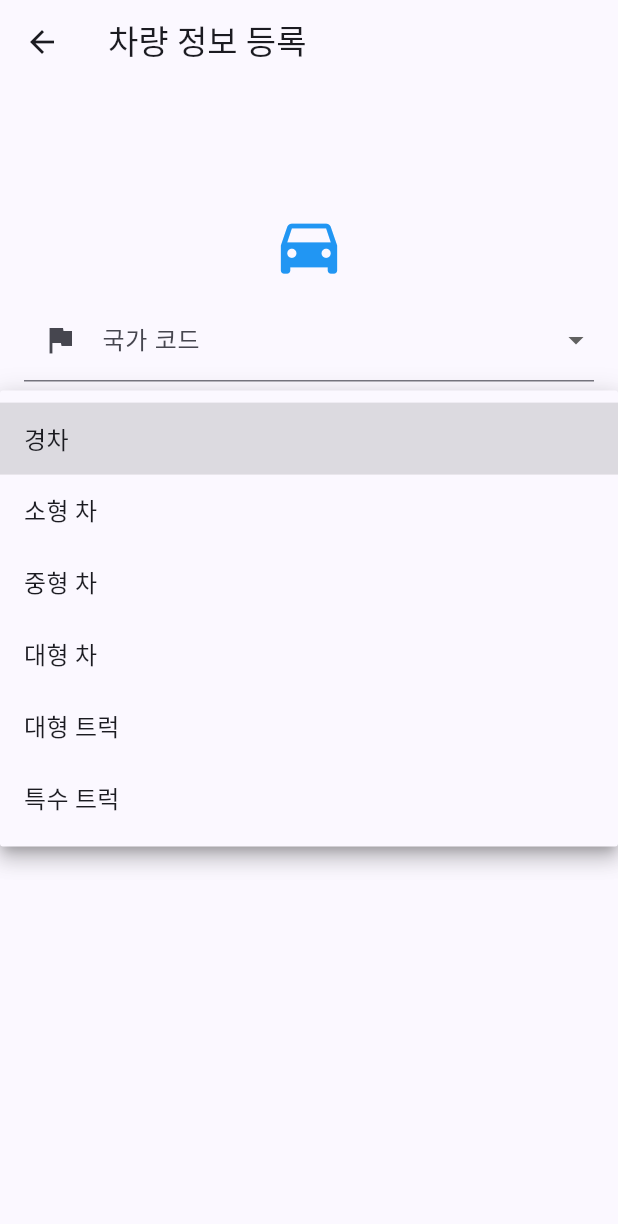
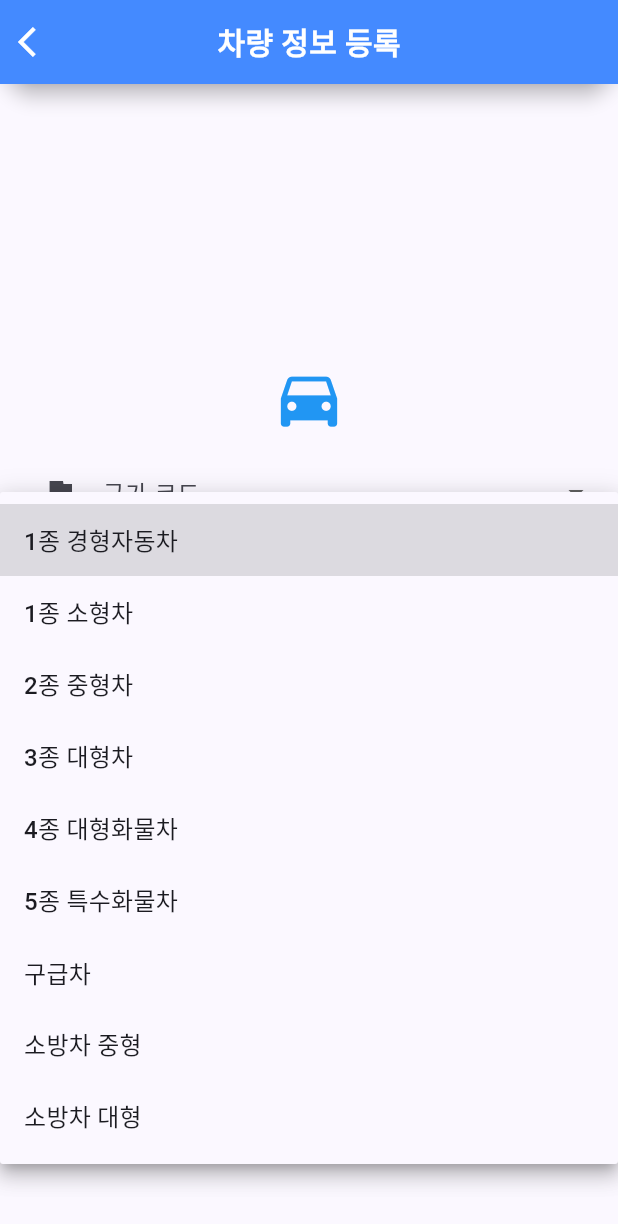
Before and after one commit to Ajou-Soft-19/service-app, a Flutter app: the RegisterVehiclePage screen opened directly, after a tap on "차량 유형", on a phone screen of 412 x 824 dp. Shown: the top 1224 px of the screen. Run offline on Flutter 3.47's test engine with Material 3 defaults, Android fonts, the phone set to English and light mode, and no system bars; our stand-ins replace flutter_compass, flutter_dotenv, flutter_secure_storage, google_maps_flutter, jwt_decoder, location and 1 more; missing offline and left inert: google_maps_webservice; accounts and stored records are empty; network calls fail; statements that could not run were skipped.

Commit message:
feat: 화면 비율 수정, 차량 아이콘 수정

```diff
--- a/am_app/lib/model/api/dto/vehicle.dart
+++ b/am_app/lib/model/api/dto/vehicle.dart
@@ -14,7 +14,7 @@ class Vehicle {
     return Vehicle(
       vehicleId: json['vehicleId'],
       licenseNumber: json['licenceNumber'],
-      vehicleType: "vehicleType",
+      vehicleType: json['vehicleType'],
       isEmergency: false,
     );
   }
--- a/am_app/lib/model/api/vehicle_api.dart
+++ b/am_app/lib/model/api/vehicle_api.dart
@@ -6,12 +6,9 @@ import 'package:am_app/model/api/dto/vehicle.dart';
 import 'package:am_app/model/api/exception/exception_message.dart';
 import 'package:am_app/model/api/token_api_utils.dart';
 import 'package:am_app/model/provider/user_provider.dart';
-import 'package:flutter_dotenv/flutter_dotenv.dart';
 import 'package:http/http.dart' as http;
 
 class VehicleApi extends TokenApiUtils {
-  final serviceServerUrl = dotenv.env['SERVICE_SERVER_URL']!;
-
   Future<List<Vehicle>> getVehicleInfo(UserProvider userProvider) async {
     await checkLoginStatus(userProvider);
     final url = Uri.parse('$serviceServerUrl/api/vehicles/all');
--- a/am_app/lib/screen/admin/monitor_api.dart
+++ b/am_app/lib/screen/admin/monitor_api.dart
@@ -49,7 +49,7 @@ class MonitorApi extends TokenApiUtils {
       UserProvider userProvider) async {
     await checkLoginStatus(userProvider);
     await checkAdminRole(userProvider);
-    final url = Uri.parse('$serviceServerUrl/api/admin/emergency/all');
+    final url = Uri.parse('$serviceServerUrl/api/admin/monit/vehicle-status/emergency/all');
 
     final response = await http
         .get(url, headers: await getHeaders(authRequired: true))
--- a/am_app/lib/screen/vehicle/register_vehicle_page.dart
+++ b/am_app/lib/screen/vehicle/register_vehicle_page.dart
@@ -1,5 +1,6 @@
 import 'package:am_app/model/api/vehicle_api.dart';
 import 'package:am_app/model/provider/user_provider.dart';
+import 'package:am_app/screen/asset/app_bar.dart';
 import 'package:am_app/screen/asset/assets.dart';
 import 'package:flutter/material.dart';
 import 'package:provider/provider.dart';
@@ -60,27 +61,39 @@ class _RegisterVehiclePageState extends State<RegisterVehiclePage> {
       items: const [
         DropdownMenuItem(
           value: 'LIGHTWEIGHT_CAR',
-          child: Text('경차'),
+          child: Text('1종 경형자동차'),
         ),
         DropdownMenuItem(
           value: 'SMALL_CAR',
-          child: Text('소형 차'),
+          child: Text('1종 소형차'),
         ),
         DropdownMenuItem(
           value: 'MEDIUM_CAR',
-          child: Text('중형 차'),
+          child: Text('2종 중형차'),
         ),
         DropdownMenuItem(
           value: 'LARGE_CAR',
-          child: Text('대형 차'),
+          child: Text('3종 대형차'),
         ),
         DropdownMenuItem(
           value: 'LARGE_TRUCK',
-          child: Text('대형 트럭'),
+          child: Text('4종 대형화물차'),
         ),
         DropdownMenuItem(
           value: 'SPECIAL_TRUCK',
-          child: Text('특수 트럭'),
+          child: Text('5종 특수화물차'),
+        ),
+        DropdownMenuItem(
+          value: 'AMBULANCE',
+          child: Text('구급차'),
+        ),
+        DropdownMenuItem(
+          value: 'FIRE_TRUCK_MEDIUM',
+          child: Text('소방차 중형'),
+        ),
+        DropdownMenuItem(
+          value: 'FIRE_TRUCK_LARGE',
+          child: Text('소방차 대형'),
         ),
       ],
       onChanged: (value) {
@@ -118,21 +131,26 @@ class _RegisterVehiclePageState extends State<RegisterVehiclePage> {
   @override
   Widget build(BuildContext context) {
     final userProvider = Provider.of<UserProvider>(context);
-    double paddingSize = MediaQuery.of(context).size.height * 0.1;
-
+    final height = MediaQuery.of(context).size.height;
     return Scaffold(
-      appBar: AppBar(
-        title: const Text('차량 정보 등록'),
+      appBar: const CustomAppBar(
+        title: '차량 정보 등록',
+        backButton: true,
       ),
-      body: Padding(
-        padding: EdgeInsets.only(top: paddingSize, left: 16.0, right: 16.0),
+      body: Center(
+        child: SingleChildScrollView(
+          child: Padding(
+            padding:
+                EdgeInsets.only(left: 16.0, right: 16.0, bottom: height * 0.1),
             child: Form(
               key: _formKey,
+              child: ConstrainedBox(
+                constraints: const BoxConstraints(maxWidth: 600),
                 child: Column(
                   mainAxisAlignment: MainAxisAlignment.start,
                   children: <Widget>[
-              const Icon(
-                Icons.directions_car,
+                    Icon(
+                      getIconBasedOnVehicleType(),
                       size: 50,
                       color: Colors.blue,
                     ),
@@ -161,8 +179,8 @@ class _RegisterVehiclePageState extends State<RegisterVehiclePage> {
                         shape: RoundedRectangleBorder(
                           borderRadius: BorderRadius.circular(10),
                         ),
-                  padding:
-                      const EdgeInsets.symmetric(horizontal: 50, vertical: 10),
+                        padding: const EdgeInsets.symmetric(
+                            horizontal: 50, vertical: 10),
                       ),
                       child: const Text(
                         '차량 등록',
@@ -173,6 +191,30 @@ class _RegisterVehiclePageState extends State<RegisterVehiclePage> {
                 ),
               ),
             ),
+          ),
+        ),
+      ),
     );
   }
+
+// 차량 타입에 따른 아이콘 반환 함수
+  IconData getIconBasedOnVehicleType() {
+    switch (_vehicleType) {
+      case "LIGHTWEIGHT_CAR":
+      case "SMALL_CAR":
+      case "MEDIUM_CAR":
+      case "LARGE_CAR":
+        return Icons.directions_car;
+      case "LARGE_TRUCK":
+      case "SPECIAL_TRUCK":
+        return Icons.directions_bus;
+      case "AMBULANCE":
+        return Icons.local_hospital;
+      case "FIRE_TRUCK_MEDIUM":
+      case "FIRE_TRUCK_LARGE":
+        return Icons.local_fire_department;
+      default:
+        return Icons.directions_car;
     }
+  }
+}
```
Also changed, not shown: am_app/lib/screen/admin/monitor_page.dart (+21 -1 lines), am_app/lib/screen/vehicle/vehicle_list_page.dart (+42 -11 lines). Lines whose indentation alone changed are shown as unchanged.
